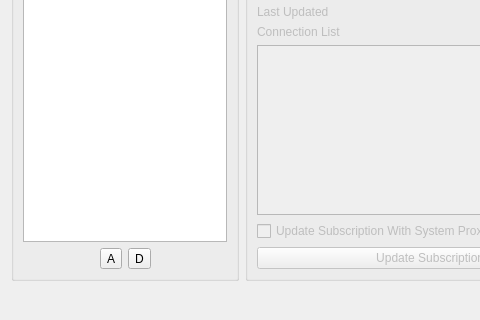
Qv2ray/Qv2ray, file src/ui/w_SubscriptionManager.ui: the form before one commit; both pictures show x 0 to 480 and y 120 to 440 of the 655 by 440 pixel window.
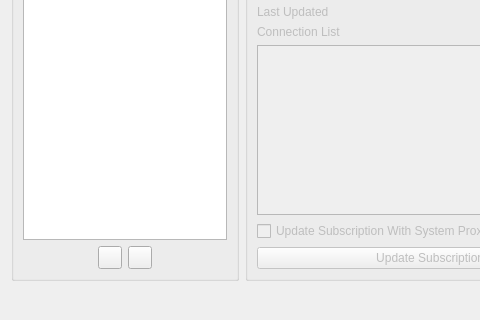
The form after the commit. Icons and pictures are not drawn.

Commit message: wip: add: added back subscription feature, group renaming, group deleting, subscription update

Diff of the .ui file:
```diff
--- a/src/ui/w_SubscriptionManager.ui
+++ b/src/ui/w_SubscriptionManager.ui
@@ -59,6 +59,11 @@
         <property name="headerHidden">
          <bool>true</bool>
         </property>
+        <column>
+         <property name="text">
+          <string notr="true">1</string>
+         </property>
+        </column>
        </widget>
       </item>
       <item>
@@ -88,7 +93,11 @@
            <string>Add Subscription</string>
           </property>
           <property name="text">
-           <string>A</string>
+           <string/>
+          </property>
+          <property name="icon">
+           <iconset resource="../../resources.qrc">
+            <normaloff>:/assets/icons/ui_light/add.png</normaloff>:/assets/icons/ui_light/add.png</iconset>
           </property>
          </widget>
         </item>
@@ -104,7 +113,11 @@
            <string>Remove Subscription</string>
           </property>
           <property name="text">
-           <string>D</string>
+           <string/>
+          </property>
+          <property name="icon">
+           <iconset resource="../../resources.qrc">
+            <normaloff>:/assets/icons/ui_light/delete.png</normaloff>:/assets/icons/ui_light/delete.png</iconset>
           </property>
          </widget>
         </item>
```
Left out of the diff: 4 changed lines with no effect on the pictures. The commit also changes 48 other files.
